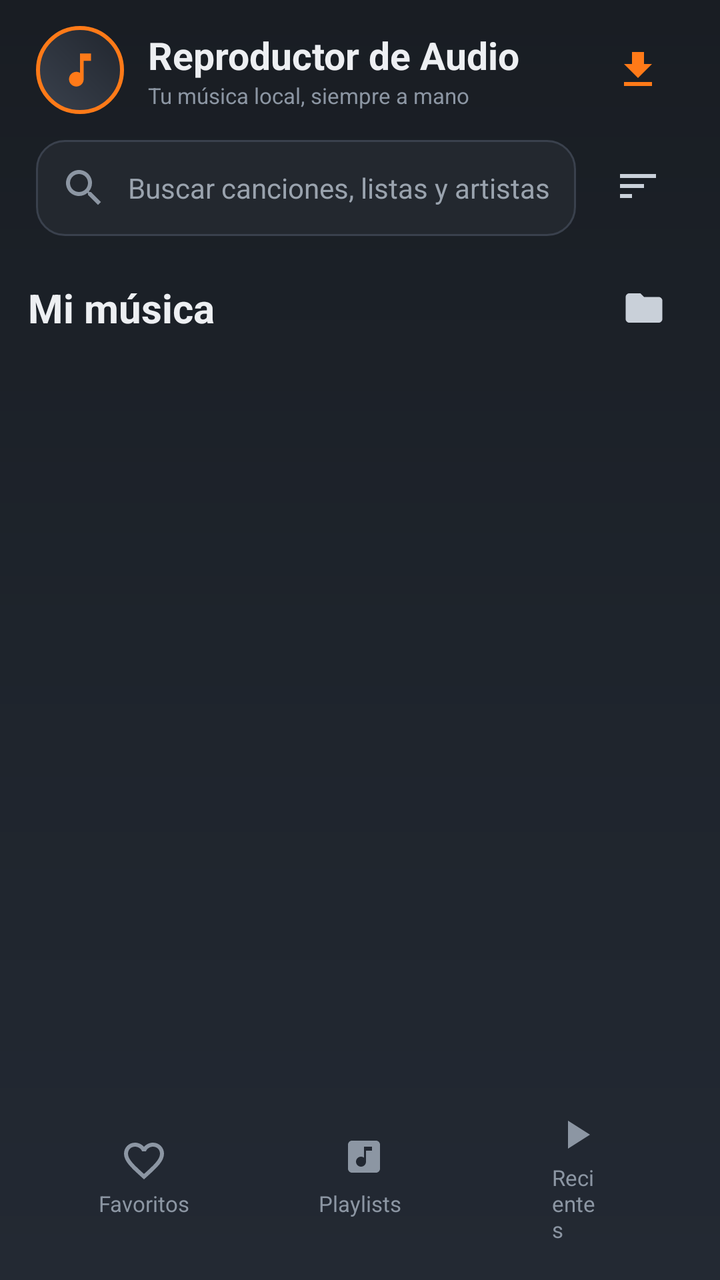
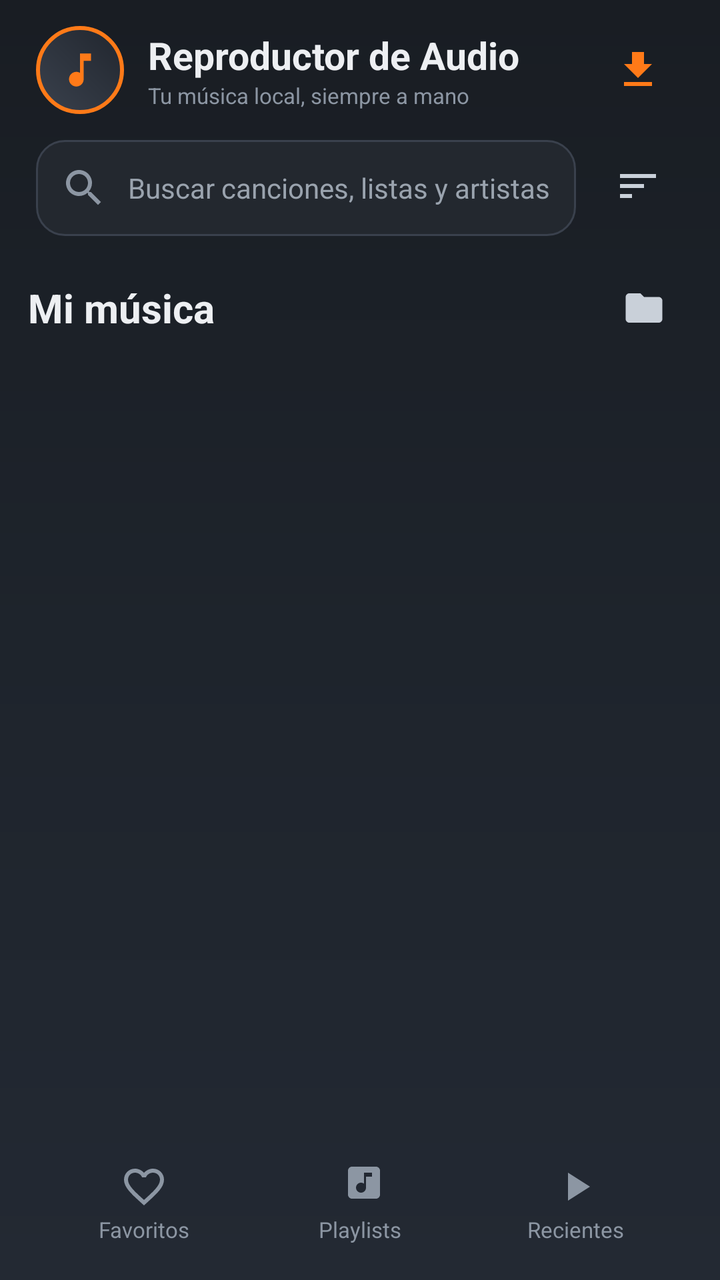

Screens rendered from an Android XML layout before and after an edit, with the pre-edit source and the edit as a unified diff.
<!-- AndroidManifest.xml: application theme Theme.AudioPlayer -->
<!-- res/layout/activity_main.xml -->
<?xml version="1.0" encoding="utf-8"?>
<LinearLayout xmlns:android="http://schemas.android.com/apk/res/android"
    xmlns:app="http://schemas.android.com/apk/res-auto"
    android:layout_width="match_parent"
    android:layout_height="match_parent"
    android:background="@drawable/bg_gradient"
    android:orientation="vertical">

    
    <LinearLayout
        android:layout_width="match_parent"
        android:layout_height="wrap_content"
        android:gravity="center_vertical"
        android:orientation="horizontal"
        android:paddingStart="18dp"
        android:paddingTop="12dp"
        android:paddingEnd="18dp"
        android:paddingBottom="4dp">

        <FrameLayout
            android:layout_width="44dp"
            android:layout_height="44dp"
            android:background="@drawable/logo_circle">

            <ImageView
                android:layout_width="22dp"
                android:layout_height="22dp"
                android:layout_gravity="center"
                android:contentDescription="@string/app_name"
                android:src="@drawable/ic_music"
                app:tint="@color/orange" />
        </FrameLayout>

        <LinearLayout
            android:layout_width="0dp"
            android:layout_height="wrap_content"
            android:layout_marginStart="12dp"
            android:layout_weight="1"
            android:orientation="vertical">

            <TextView
                android:layout_width="wrap_content"
                android:layout_height="wrap_content"
                android:text="@string/app_name"
                android:textColor="@color/text_primary"
                android:textSize="19sp"
                android:textStyle="bold" />

            <TextView
                android:layout_width="wrap_content"
                android:layout_height="wrap_content"
                android:text="@string/app_subtitle"
                android:textColor="@color/chrome_dark"
                android:textSize="11sp" />
        </LinearLayout>

        <ImageView
            android:id="@+id/btnDownload"
            android:layout_width="46dp"
            android:layout_height="46dp"
            android:background="?attr/selectableItemBackgroundBorderless"
            android:contentDescription="@string/download"
            android:padding="11dp"
            android:src="@drawable/ic_download"
            app:tint="@color/orange" />
    </LinearLayout>

    
    <LinearLayout
        android:layout_width="match_parent"
        android:layout_height="wrap_content"
        android:orientation="horizontal"
        android:paddingStart="18dp"
        android:paddingTop="8dp"
        android:paddingEnd="18dp">

        <EditText
            android:id="@+id/etSearch"
            android:layout_width="0dp"
            android:layout_height="wrap_content"
            android:layout_weight="1"
            android:background="@drawable/bg_input"
            android:drawableStart="@drawable/ic_search"
            android:drawablePadding="10dp"
            android:drawableTint="@color/chrome_dark"
            android:hint="@string/search_hint"
            android:importantForAutofill="no"
            android:inputType="text"
            android:maxLines="1"
            android:padding="12dp"
            android:textColor="@color/text_primary"
            android:textColorHint="@color/text_secondary"
            android:textSize="14sp" />

        <ImageView
            android:id="@+id/btnSort"
            android:layout_width="46dp"
            android:layout_height="46dp"
            android:layout_marginStart="8dp"
            android:background="?attr/selectableItemBackgroundBorderless"
            android:contentDescription="@string/sort"
            android:padding="11dp"
            android:src="@drawable/ic_sort"
            app:tint="@color/chrome" />
    </LinearLayout>

    
    <LinearLayout
        android:layout_width="match_parent"
        android:layout_height="wrap_content"
        android:gravity="center_vertical"
        android:orientation="horizontal"
        android:paddingStart="14dp"
        android:paddingTop="16dp"
        android:paddingEnd="18dp">

        <ImageView
            android:id="@+id/btnBack"
            android:layout_width="40dp"
            android:layout_height="40dp"
            android:background="?attr/selectableItemBackgroundBorderless"
            android:contentDescription="@string/section_songs"
            android:padding="9dp"
            android:src="@drawable/ic_arrow_back"
            android:visibility="gone"
            app:tint="@color/chrome" />

        <TextView
            android:id="@+id/tvSectionTitle"
            android:layout_width="0dp"
            android:layout_height="wrap_content"
            android:layout_weight="1"
            android:text="@string/section_songs"
            android:textColor="@color/text_primary"
            android:textSize="20sp"
            android:textStyle="bold" />

        <ImageView
            android:id="@+id/btnAddFolder"
            android:layout_width="40dp"
            android:layout_height="40dp"
            android:background="?attr/selectableItemBackgroundBorderless"
            android:contentDescription="@string/add_folder"
            android:padding="9dp"
            android:src="@drawable/ic_folder"
            app:tint="@color/chrome" />

        <TextView
            android:id="@+id/tvCount"
            android:layout_width="wrap_content"
            android:layout_height="wrap_content"
            android:textColor="@color/chrome_dark"
            android:textSize="12sp" />
    </LinearLayout>

    
    <FrameLayout
        android:layout_width="match_parent"
        android:layout_height="0dp"
        android:layout_weight="1">

        <androidx.recyclerview.widget.RecyclerView
            android:id="@+id/recyclerSongs"
            android:layout_width="match_parent"
            android:layout_height="match_parent"
            android:clipToPadding="false"
            android:paddingBottom="8dp" />

        <androidx.recyclerview.widget.RecyclerView
            android:id="@+id/recyclerPlaylists"
            android:layout_width="match_parent"
            android:layout_height="match_parent"
            android:clipToPadding="false"
            android:paddingStart="14dp"
            android:paddingEnd="14dp"
            android:visibility="gone" />

        <TextView
            android:id="@+id/tvEmpty"
            android:layout_width="wrap_content"
            android:layout_height="wrap_content"
            android:layout_gravity="center"
            android:gravity="center"
            android:padding="24dp"
            android:text="@string/empty_songs"
            android:textColor="@color/text_secondary"
            android:textSize="14sp"
            android:visibility="gone" />
    </FrameLayout>

    
    <com.google.android.material.card.MaterialCardView
        android:id="@+id/miniPlayer"
        android:layout_width="match_parent"
        android:layout_height="wrap_content"
        android:layout_marginStart="12dp"
        android:layout_marginEnd="12dp"
        android:layout_marginBottom="4dp"
        android:visibility="gone"
        app:cardBackgroundColor="@color/card_gray_dark"
        app:cardCornerRadius="16dp"
        app:cardElevation="4dp"
        app:strokeColor="@color/strokes"
        app:strokeWidth="1dp">

        <LinearLayout
            android:layout_width="match_parent"
            android:layout_height="wrap_content"
            android:gravity="center_vertical"
            android:minHeight="64dp"
            android:orientation="horizontal"
            android:padding="10dp">

            <ImageView
                android:id="@+id/miniCover"
                android:layout_width="44dp"
                android:layout_height="44dp"
                android:background="@drawable/thumb_bg"
                android:contentDescription="@null"
                android:scaleType="centerCrop" />

            <LinearLayout
                android:layout_width="0dp"
                android:layout_height="wrap_content"
                android:layout_marginStart="12dp"
                android:layout_weight="1"
                android:orientation="vertical">

                <TextView
                    android:id="@+id/miniTitle"
                    android:layout_width="match_parent"
                    android:layout_height="wrap_content"
                    android:ellipsize="end"
                    android:maxLines="1"
                    android:textColor="@color/text_primary"
                    android:textSize="14sp"
                    android:textStyle="bold" />

                <TextView
                    android:id="@+id/miniArtist"
                    android:layout_width="match_parent"
                    android:layout_height="wrap_content"
                    android:ellipsize="end"
                    android:maxLines="1"
                    android:textColor="@color/text_secondary"
                    android:textSize="12sp" />
            </LinearLayout>

            <ImageView
                android:id="@+id/miniPrev"
                android:layout_width="44dp"
                android:layout_height="44dp"
                android:background="?attr/selectableItemBackgroundBorderless"
                android:contentDescription="@string/previous"
                android:padding="10dp"
                android:src="@drawable/ic_previous"
                app:tint="@color/chrome" />

            <ImageView
                android:id="@+id/miniPlay"
                android:layout_width="48dp"
                android:layout_height="48dp"
                android:background="?attr/selectableItemBackgroundBorderless"
                android:contentDescription="@string/now_playing"
                android:padding="10dp"
                android:src="@drawable/ic_play"
                app:tint="@color/orange" />

            <ImageView
                android:id="@+id/miniNext"
                android:layout_width="44dp"
                android:layout_height="44dp"
                android:background="?attr/selectableItemBackgroundBorderless"
                android:contentDescription="@string/next"
                android:padding="10dp"
                android:src="@drawable/ic_next"
                app:tint="@color/chrome" />
        </LinearLayout>
    </com.google.android.material.card.MaterialCardView>

    
    <LinearLayout
        android:layout_width="match_parent"
        android:layout_height="wrap_content"
        android:gravity="center"
        android:orientation="horizontal"
        android:paddingStart="18dp"
        android:paddingTop="6dp"
        android:paddingEnd="18dp"
        android:paddingBottom="10dp">

        <LinearLayout
            android:id="@+id/navFavorites"
            android:layout_width="0dp"
            android:layout_height="wrap_content"
            android:layout_weight="1"
            android:background="?attr/selectableItemBackground"
            android:gravity="center"
            android:orientation="vertical"
            android:paddingTop="8dp"
            android:paddingBottom="8dp">

            <ImageView
                android:id="@+id/ivNavFav"
                android:layout_width="24dp"
                android:layout_height="24dp"
                android:contentDescription="@string/section_favorites"
                android:src="@drawable/ic_heart"
                app:tint="@color/chrome_dark" />

            <TextView
                android:id="@+id/tvNavFav"
                android:layout_width="wrap_content"
                android:layout_height="wrap_content"
                android:layout_marginTop="2dp"
                android:text="@string/section_favorites"
                android:textColor="@color/chrome_dark"
                android:textSize="11sp" />
        </LinearLayout>

        <LinearLayout
            android:id="@+id/navPlaylists"
            android:layout_width="0dp"
            android:layout_height="wrap_content"
            android:layout_weight="1"
            android:background="?attr/selectableItemBackground"
            android:gravity="center"
            android:orientation="vertical"
            android:paddingTop="8dp"
            android:paddingBottom="8dp">

            <ImageView
                android:id="@+id/ivNavPlay"
                android:layout_width="24dp"
                android:layout_height="24dp"
                android:contentDescription="@string/section_playlists"
                android:src="@drawable/ic_library_music"
                app:tint="@color/chrome_dark" />

            <TextView
                android:id="@+id/tvNavPlay"
                android:layout_width="wrap_content"
                android:layout_height="wrap_content"
                android:layout_marginTop="2dp"
                android:text="@string/section_playlists"
                android:textColor="@color/chrome_dark"
                android:textSize="11sp" />
        </LinearLayout>

        <LinearLayout
            android:id="@+id/navRecents"
            android:layout_width="0dp"
            android:layout_height="wrap_content"
            android:layout_weight="1"
            android:background="?attr/selectableItemBackground"
            android:gravity="center"
            android:orientation="vertical"
            android:paddingTop="8dp"
            android:paddingBottom="8dp">

            <ImageView
                android:id="@+id/ivNavRec"
                android:layout_width="24dp"
                android:layout_height="24dp"
                android:contentDescription="@string/section_recents"
                android:src="@drawable/ic_play"
                app:tint="@color/chrome_dark" />

            <TextView
                android:id="@+id/tvNavRec"
                android:layout_width="24dp"
                android:layout_height="wrap_content"
                android:layout_marginTop="2dp"
                android:text="@string/section_recents"
                android:textColor="@color/chrome_dark"
                android:textSize="11sp" />
        </LinearLayout>
    </LinearLayout>
</LinearLayout>
<!-- resources referenced by this layout -->
<resources>
  <color name="card_gray_dark">#23282F</color>
  <color name="chrome">#C9D0D9</color>
  <color name="chrome_dark">#8C96A3</color>
  <color name="orange">#FF7A18</color>
  <color name="strokes">#3A414D</color>
  <color name="text_primary">#EDEFF2</color>
  <color name="text_secondary">#9AA3AE</color>
  <!-- drawable bg_gradient (drawable) -->
  <?xml version="1.0" encoding="utf-8"?>
  <shape xmlns:android="http://schemas.android.com/apk/res/android" android:shape="rectangle">
      <gradient
          android:angle="270"
          android:startColor="@color/bg_top"
          android:centerColor="#1E242C"
          android:endColor="@color/bg_bottom" />
  </shape>
  <!-- drawable ic_next (drawable) -->
  <?xml version="1.0" encoding="utf-8"?>
  <vector xmlns:android="http://schemas.android.com/apk/res/android"
      android:width="24dp"
      android:height="24dp"
      android:viewportWidth="24"
      android:viewportHeight="24">
      <path
          android:fillColor="#FF000000"
          android:pathData="M6,18l8.5,-6L6,6v12zM16,6v12h2V6h-2z" />
  </vector>
  <!-- drawable ic_play (drawable) -->
  <?xml version="1.0" encoding="utf-8"?>
  <vector xmlns:android="http://schemas.android.com/apk/res/android"
      android:width="24dp"
      android:height="24dp"
      android:viewportWidth="24"
      android:viewportHeight="24">
      <path
          android:fillColor="#FF000000"
          android:pathData="M8,5v14l11,-7z" />
  </vector>
  <!-- drawable ic_previous (drawable) -->
  <?xml version="1.0" encoding="utf-8"?>
  <vector xmlns:android="http://schemas.android.com/apk/res/android"
      android:width="24dp"
      android:height="24dp"
      android:viewportWidth="24"
      android:viewportHeight="24">
      <path
          android:fillColor="#FF000000"
          android:pathData="M6,6h2v12H6zM9.5,12l8.5,6V6l-8.5,6z" />
  </vector>
  <!-- drawable ic_sort (drawable) -->
  <?xml version="1.0" encoding="utf-8"?>
  <vector xmlns:android="http://schemas.android.com/apk/res/android"
      android:width="24dp"
      android:height="24dp"
      android:viewportWidth="24"
      android:viewportHeight="24">
      <path
          android:fillColor="#FF000000"
          android:pathData="M3,18h6v-2H3v2zM3,6v2h18V6H3zM3,13h12v-2H3v2z" />
  </vector>
  <!-- drawable logo_circle (drawable) -->
  <?xml version="1.0" encoding="utf-8"?>
  <shape xmlns:android="http://schemas.android.com/apk/res/android" android:shape="oval">
      <gradient
          android:angle="45"
          android:startColor="#3A414D"
          android:endColor="#21262E" />
      <stroke
          android:width="2dp"
          android:color="@color/orange" />
  </shape>
  <!-- drawable thumb_bg (drawable) -->
  <?xml version="1.0" encoding="utf-8"?>
  <shape xmlns:android="http://schemas.android.com/apk/res/android" android:shape="rectangle">
      <corners android:radius="10dp" />
      <solid android:color="@color/card_gray_dark" />
      <stroke
          android:width="1dp"
          android:color="@color/strokes" />
  </shape>
  <string name="add_folder">Añadir carpeta de música</string>
  <string name="app_name">Reproductor de Audio</string>
  <string name="app_subtitle">Tu música local, siempre a mano</string>
  <string name="download">Descargar audio</string>
  <string name="empty_songs">No se encontraron canciones en el dispositivo</string>
  <string name="next">Siguiente</string>
  <string name="now_playing">Reproduciendo</string>
  <string name="previous">Anterior</string>
  <string name="search_hint">Buscar canciones, listas y artistas</string>
  <string name="section_favorites">Favoritos</string>
  <string name="section_playlists">Playlists</string>
  <string name="section_recents">Recientes</string>
  <string name="section_songs">Mi música</string>
  <string name="sort">Ordenar</string>
  <color name="bg_top">#191D23</color>
  <color name="bg_bottom">#232933</color>
  <color name="orange_deep">#E05E00</color>
  <color name="white">#FFFFFF</color>
  <color name="bg_deep">#12161B</color>
  <color name="orange_soft">#2E2116</color>
  <!-- unchanged entries left out for length: 9 -->
</resources>

<!-- the commit's change to res/layout/activity_main.xml (unified diff, before → after) -->
@@ -368,7 +368,7 @@
 
             <TextView
                 android:id="@+id/tvNavRec"
-                android:layout_width="24dp"
+                android:layout_width="wrap_content"
                 android:layout_height="wrap_content"
                 android:layout_marginTop="2dp"
                 android:text="@string/section_recents"
